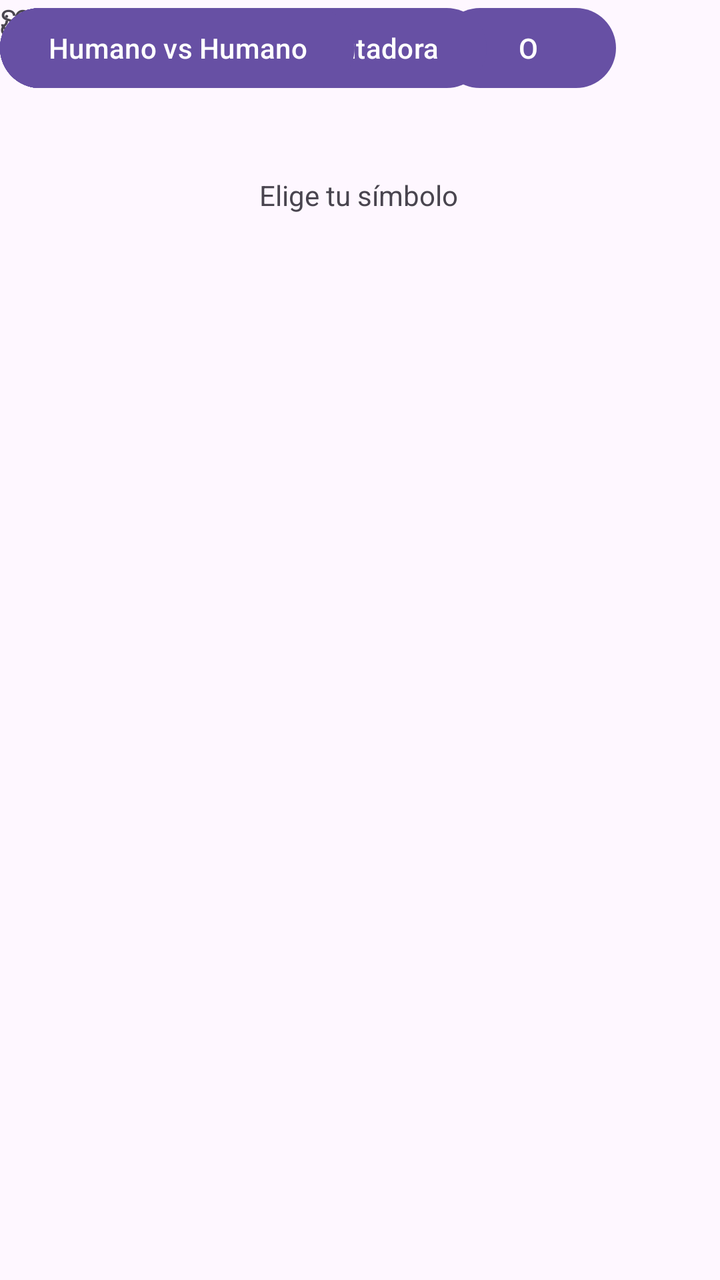
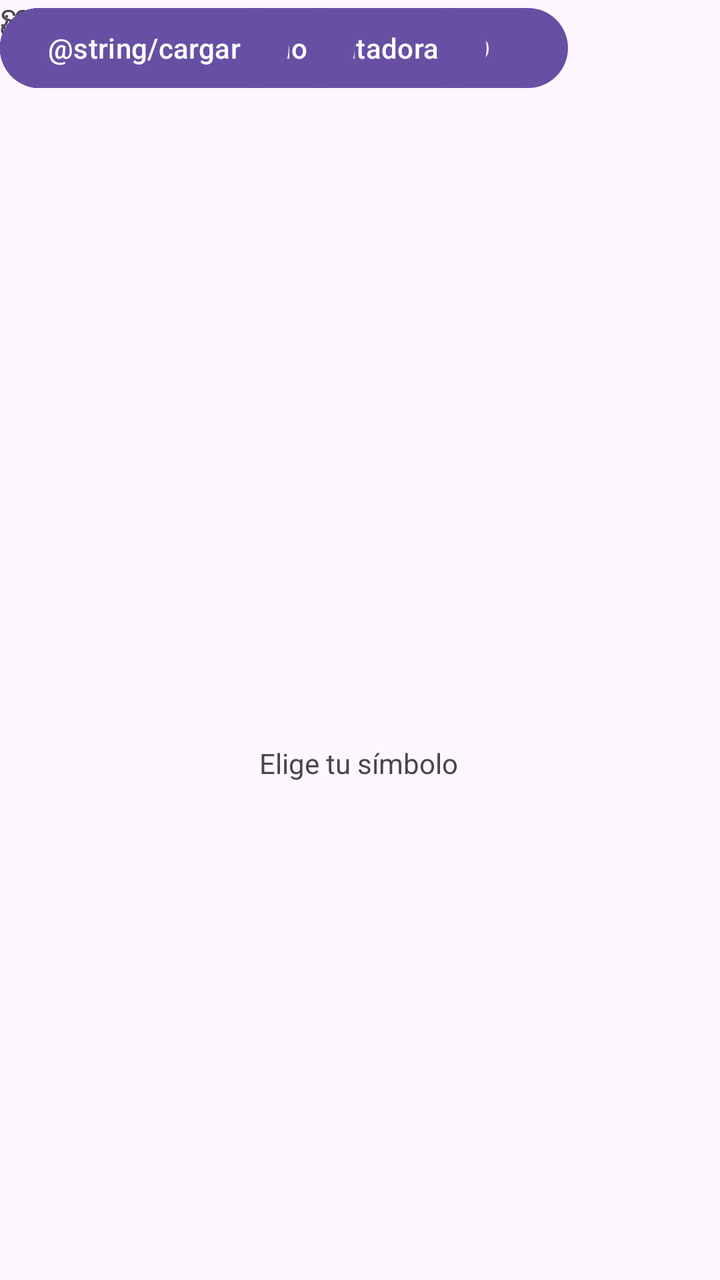

Screens rendered from an Android XML layout before and after an edit, with the pre-edit source and the edit as a unified diff.
<!-- AndroidManifest.xml: application theme Theme.Tres_en_raya -->
<!-- res/layout/activity_main.xml -->
<?xml version="1.0" encoding="utf-8"?>
<androidx.constraintlayout.widget.ConstraintLayout xmlns:android="http://schemas.android.com/apk/res/android"
    xmlns:app="http://schemas.android.com/apk/res-auto"
    xmlns:tools="http://schemas.android.com/tools"
    android:id="@+id/main"
    android:layout_width="match_parent"
    android:layout_height="match_parent"
    tools:context=".MainActivity">

    <TextView
        android:id="@+id/Titulo"
        android:layout_width="wrap_content"
        android:layout_height="wrap_content"
        android:text="@string/titulo_juego"
        app:layout_constraintBottom_toBottomOf="parent"
        app:layout_constraintEnd_toEndOf="parent"
        app:layout_constraintStart_toStartOf="parent"
        app:layout_constraintTop_toTopOf="parent"
        app:layout_constraintVertical_bias="0.022" />

    <TextView
        android:id="@+id/ElegirSimbolo"
        android:layout_width="wrap_content"
        android:layout_height="wrap_content"
        android:layout_marginTop="88dp"
        android:text="@string/seleccionar_simbolo"
        app:layout_constraintEnd_toEndOf="parent"
        app:layout_constraintHorizontal_bias="0.498"
        app:layout_constraintStart_toStartOf="parent"
        app:layout_constraintTop_toTopOf="parent" />

    <TextView
        android:id="@+id/elegirComienzo"
        android:layout_width="wrap_content"
        android:layout_height="wrap_content"
        android:text="@string/seleccionar_inicio"
        tools:layout_editor_absoluteX="149dp"
        tools:layout_editor_absoluteY="222dp" />

    <Button
        android:id="@+id/elegirComputador"
        android:layout_width="wrap_content"
        android:layout_height="wrap_content"
        android:text="@string/computadora"
        tools:layout_editor_absoluteX="49dp"
        tools:layout_editor_absoluteY="271dp" />

    <Button
        android:id="@+id/btonHumano"
        android:layout_width="wrap_content"
        android:layout_height="wrap_content"
        android:text="@string/humano"
        tools:layout_editor_absoluteX="269dp"
        tools:layout_editor_absoluteY="271dp" />

    <Button
        android:id="@+id/btonJugar"
        android:layout_width="wrap_content"
        android:layout_height="wrap_content"
        android:text="@string/jugar"
        tools:layout_editor_absoluteX="161dp"
        tools:layout_editor_absoluteY="632dp" />

    <Button
        android:id="@+id/btnX"
        android:layout_width="wrap_content"
        android:layout_height="wrap_content"
        android:text="@string/x"
        tools:layout_editor_absoluteX="49dp"
        tools:layout_editor_absoluteY="134dp" />

    <Button
        android:id="@+id/btnO"
        android:layout_width="wrap_content"
        android:layout_height="wrap_content"
        android:layout_marginStart="132dp"
        android:text="@string/o"
        app:layout_constraintStart_toEndOf="@+id/btnX"
        tools:layout_editor_absoluteY="134dp" />

    <TextView
        android:id="@+id/seleccionModo"
        android:layout_width="wrap_content"
        android:layout_height="wrap_content"
        android:text="@string/seleccionarModo"
        tools:layout_editor_absoluteX="116dp"
        tools:layout_editor_absoluteY="356dp" />

    <Button
        android:id="@+id/modoHvsPC"
        android:layout_width="wrap_content"
        android:layout_height="wrap_content"
        android:text="@string/modoHvsPC"
        tools:layout_editor_absoluteX="100dp"
        tools:layout_editor_absoluteY="398dp" />

    <Button
        android:id="@+id/modoPCvsPC"
        android:layout_width="wrap_content"
        android:layout_height="wrap_content"
        android:text="@string/modoPCvsPC"
        tools:layout_editor_absoluteX="84dp"
        tools:layout_editor_absoluteY="446dp" />

    <Button
        android:id="@+id/modoHvsH"
        android:layout_width="wrap_content"
        android:layout_height="wrap_content"
        android:text="@string/modoHvsH"
        tools:layout_editor_absoluteX="116dp"
        tools:layout_editor_absoluteY="494dp" />

</androidx.constraintlayout.widget.ConstraintLayout>
<!-- resources referenced by this layout -->
<resources>
  <string name="computadora">Computadora</string>
  <string name="humano">Usted</string>
  <string name="jugar">Jugar</string>
  <string name="modoHvsH">Humano vs Humano</string>
  <string name="modoHvsPC">Humano vs Computadora</string>
  <string name="modoPCvsPC">Computadora vs Computadora</string>
  <string name="o">O</string>
  <string name="seleccionarModo">Seleccione el modo de juego</string>
  <string name="seleccionar_inicio">¿Quién comienza?</string>
  <string name="seleccionar_simbolo">Elige tu símbolo</string>
  <string name="titulo_juego">TRES EN RAYA</string>
  <string name="x">X</string>
  <style name="Theme.Tres_en_raya" parent="Base.Theme.Tres_en_raya" />
  <style name="Base.Theme.Tres_en_raya" parent="Theme.Material3.DayNight.NoActionBar">
          
          
      </style>
</resources>

<!-- the commit's change to res/layout/activity_main.xml (unified diff, before → after) -->
@@ -6,7 +6,7 @@
     android:layout_width="match_parent"
     android:layout_height="match_parent"
     tools:context=".MainActivity">
-
+    
     <TextView
         android:id="@+id/Titulo"
         android:layout_width="wrap_content"
@@ -22,12 +22,29 @@
         android:id="@+id/ElegirSimbolo"
         android:layout_width="wrap_content"
         android:layout_height="wrap_content"
-        android:layout_marginTop="88dp"
+        android:layout_marginTop="372dp"
         android:text="@string/seleccionar_simbolo"
         app:layout_constraintEnd_toEndOf="parent"
         app:layout_constraintHorizontal_bias="0.498"
         app:layout_constraintStart_toStartOf="parent"
         app:layout_constraintTop_toTopOf="parent" />
+
+    <Button
+        android:id="@+id/btnO"
+        android:layout_width="wrap_content"
+        android:layout_height="wrap_content"
+        android:layout_marginStart="108dp"
+        android:text="@string/o"
+        app:layout_constraintStart_toEndOf="@+id/btnX"
+        tools:layout_editor_absoluteY="419dp" />
+
+    <Button
+        android:id="@+id/btnX"
+        android:layout_width="wrap_content"
+        android:layout_height="wrap_content"
+        android:text="@string/x"
+        tools:layout_editor_absoluteX="49dp"
+        tools:layout_editor_absoluteY="419dp" />
 
     <TextView
         android:id="@+id/elegirComienzo"
@@ -35,7 +52,15 @@
         android:layout_height="wrap_content"
         android:text="@string/seleccionar_inicio"
         tools:layout_editor_absoluteX="149dp"
-        tools:layout_editor_absoluteY="222dp" />
+        tools:layout_editor_absoluteY="503dp" />
+
+    <Button
+        android:id="@+id/btonHumano"
+        android:layout_width="wrap_content"
+        android:layout_height="wrap_content"
+        android:text="@string/humano"
+        tools:layout_editor_absoluteX="269dp"
+        tools:layout_editor_absoluteY="552dp" />
 
     <Button
         android:id="@+id/elegirComputador"
@@ -43,15 +68,7 @@
         android:layout_height="wrap_content"
         android:text="@string/computadora"
         tools:layout_editor_absoluteX="49dp"
-        tools:layout_editor_absoluteY="271dp" />
-
-    <Button
-        android:id="@+id/btonHumano"
-        android:layout_width="wrap_content"
-        android:layout_height="wrap_content"
-        android:text="@string/humano"
-        tools:layout_editor_absoluteX="269dp"
-        tools:layout_editor_absoluteY="271dp" />
+        tools:layout_editor_absoluteY="552dp" />
 
     <Button
         android:id="@+id/btonJugar"
@@ -61,30 +78,13 @@
         tools:layout_editor_absoluteX="161dp"
         tools:layout_editor_absoluteY="632dp" />
 
-    <Button
-        android:id="@+id/btnX"
-        android:layout_width="wrap_content"
-        android:layout_height="wrap_content"
-        android:text="@string/x"
-        tools:layout_editor_absoluteX="49dp"
-        tools:layout_editor_absoluteY="134dp" />
-
-    <Button
-        android:id="@+id/btnO"
-        android:layout_width="wrap_content"
-        android:layout_height="wrap_content"
-        android:layout_marginStart="132dp"
-        android:text="@string/o"
-        app:layout_constraintStart_toEndOf="@+id/btnX"
-        tools:layout_editor_absoluteY="134dp" />
-
     <TextView
         android:id="@+id/seleccionModo"
         android:layout_width="wrap_content"
         android:layout_height="wrap_content"
         android:text="@string/seleccionarModo"
         tools:layout_editor_absoluteX="116dp"
-        tools:layout_editor_absoluteY="356dp" />
+        tools:layout_editor_absoluteY="144dp" />
 
     <Button
         android:id="@+id/modoHvsPC"
@@ -92,7 +92,7 @@
         android:layout_height="wrap_content"
         android:text="@string/modoHvsPC"
         tools:layout_editor_absoluteX="100dp"
-        tools:layout_editor_absoluteY="398dp" />
+        tools:layout_editor_absoluteY="186dp" />
 
     <Button
         android:id="@+id/modoPCvsPC"
@@ -100,7 +100,7 @@
         android:layout_height="wrap_content"
         android:text="@string/modoPCvsPC"
         tools:layout_editor_absoluteX="84dp"
-        tools:layout_editor_absoluteY="446dp" />
+        tools:layout_editor_absoluteY="234dp" />
 
     <Button
         android:id="@+id/modoHvsH"
@@ -108,6 +108,14 @@
         android:layout_height="wrap_content"
         android:text="@string/modoHvsH"
         tools:layout_editor_absoluteX="116dp"
-        tools:layout_editor_absoluteY="494dp" />
+        tools:layout_editor_absoluteY="282dp" />
+
+    <Button
+        android:id="@+id/btonCargar"
+        android:layout_width="wrap_content"
+        android:layout_height="wrap_content"
+        android:text="@string/cargar"
+        tools:layout_editor_absoluteX="136dp"
+        tools:layout_editor_absoluteY="62dp" />
 
 </androidx.constraintlayout.widget.ConstraintLayout>
